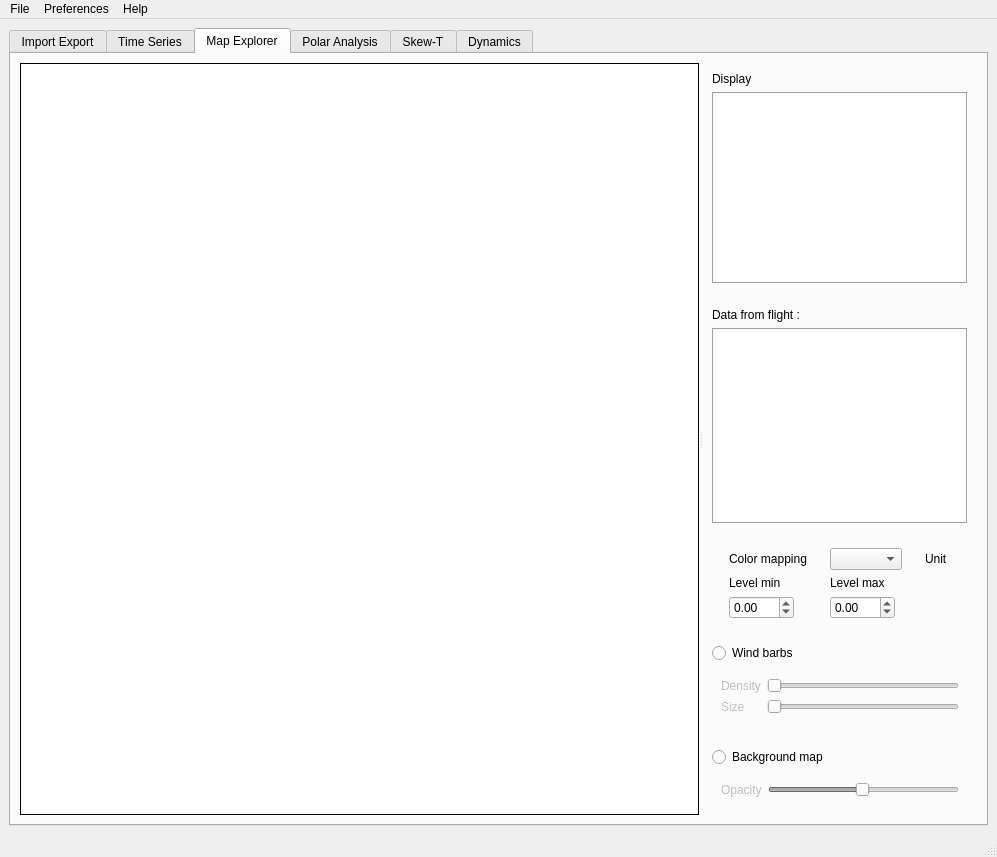
Old version of the form src/gui/mainwindow.ui in the repository TheGoodWeather/Vector-Vario-Analyzer.
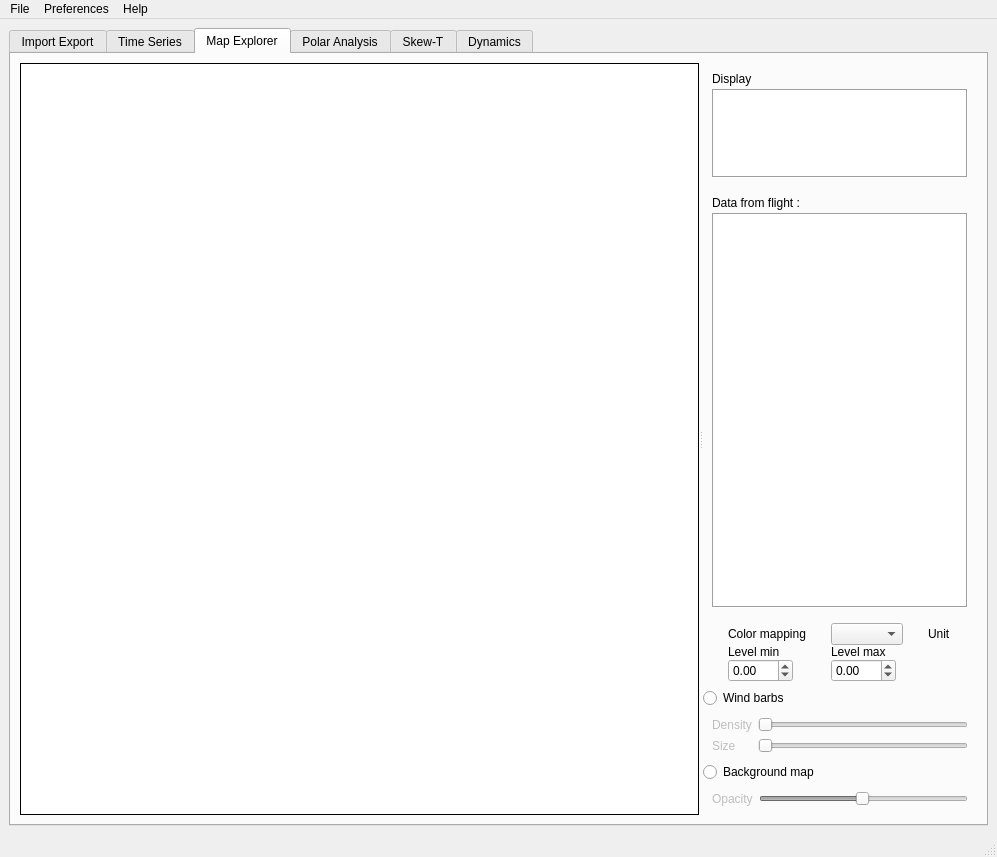
New version of the form. The open tabs and pages were chosen to show the change. Custom widgets are drawn as their Qt base class.

Commit message: Fin du refactor 1D, + ajout label 1D et meilleure gestion du changement d'unités sur 1D

Diff of the .ui file:
```diff
--- a/src/gui/mainwindow.ui
+++ b/src/gui/mainwindow.ui
@@ -516,15 +516,33 @@
             </sizepolicy>
            </property>
            <layout class="QVBoxLayout" name="verticalLayout_11">
+            <property name="spacing">
+             <number>0</number>
+            </property>
+            <property name="leftMargin">
+             <number>0</number>
+            </property>
+            <property name="topMargin">
+             <number>0</number>
+            </property>
+            <property name="rightMargin">
+             <number>0</number>
+            </property>
+            <property name="bottomMargin">
+             <number>0</number>
+            </property>
             <item>
              <widget class="QWidget" name="widget_table" native="true">
               <property name="sizePolicy">
-               <sizepolicy hsizetype="Preferred" vsizetype="Minimum">
+               <sizepolicy hsizetype="Preferred" vsizetype="Fixed">
                 <horstretch>0</horstretch>
                 <verstretch>0</verstretch>
                </sizepolicy>
               </property>
               <layout class="QVBoxLayout" name="verticalLayout_10">
+               <property name="spacing">
+                <number>3</number>
+               </property>
                <item>
                 <widget class="QLabel" name="label_8">
                  <property name="sizePolicy">
@@ -541,11 +559,17 @@
                <item>
                 <widget class="QTableWidget" name="tableWidget_flights_plot2D">
                  <property name="sizePolicy">
-                  <sizepolicy hsizetype="Preferred" vsizetype="Minimum">
+                  <sizepolicy hsizetype="Preferred" vsizetype="Fixed">
                    <horstretch>0</horstretch>
                    <verstretch>0</verstretch>
                   </sizepolicy>
                  </property>
+                 <property name="maximumSize">
+                  <size>
+                   <width>16777215</width>
+                   <height>89</height>
+                  </size>
+                 </property>
                  <property name="frameShape">
                   <enum>QFrame::Box</enum>
                  </property>
@@ -563,6 +587,9 @@
                </sizepolicy>
               </property>
               <layout class="QVBoxLayout" name="verticalLayout_23">
+               <property name="spacing">
+                <number>3</number>
+               </property>
                <item>
                 <widget class="QLabel" name="label_table_data">
                  <property name="text">
@@ -589,6 +616,21 @@
             <item>
              <widget class="QWidget" name="widget_levels_map" native="true">
               <layout class="QGridLayout" name="gridLayout_3">
+               <property name="leftMargin">
+                <number>0</number>
+               </property>
+               <property name="topMargin">
+                <number>6</number>
+               </property>
+               <property name="rightMargin">
+                <number>0</number>
+               </property>
+               <property name="bottomMargin">
+                <number>6</number>
+               </property>
+               <property name="spacing">
+                <number>0</number>
+               </property>
                <item row="0" column="2">
                 <widget class="QComboBox" name="combobox_variable_2D">
                  <property name="sizePolicy">
@@ -713,6 +755,21 @@
                </sizepolicy>
               </property>
               <layout class="QVBoxLayout" name="verticalLayout_20">
+               <property name="spacing">
+                <number>0</number>
+               </property>
+               <property name="leftMargin">
+                <number>0</number>
+               </property>
+               <property name="topMargin">
+                <number>0</number>
+               </property>
+               <property name="rightMargin">
+                <number>0</number>
+               </property>
+               <property name="bottomMargin">
+                <number>0</number>
+               </property>
                <item>
                 <widget class="QRadioButton" name="radioButton_windbarbs">
                  <property name="text">
@@ -787,6 +844,21 @@
                </sizepolicy>
               </property>
               <layout class="QVBoxLayout" name="verticalLayout_24">
+               <property name="spacing">
+                <number>0</number>
+               </property>
+               <property name="leftMargin">
+                <number>0</number>
+               </property>
+               <property name="topMargin">
+                <number>0</number>
+               </property>
+               <property name="rightMargin">
+                <number>0</number>
+               </property>
+               <property name="bottomMargin">
+                <number>0</number>
+               </property>
                <item>
                 <widget class="QRadioButton" name="radioButton_background_map">
                  <property name="text">
```
Left out of the diff: 14 changed lines with no effect on the pictures. The commit also changes 3 other files.
